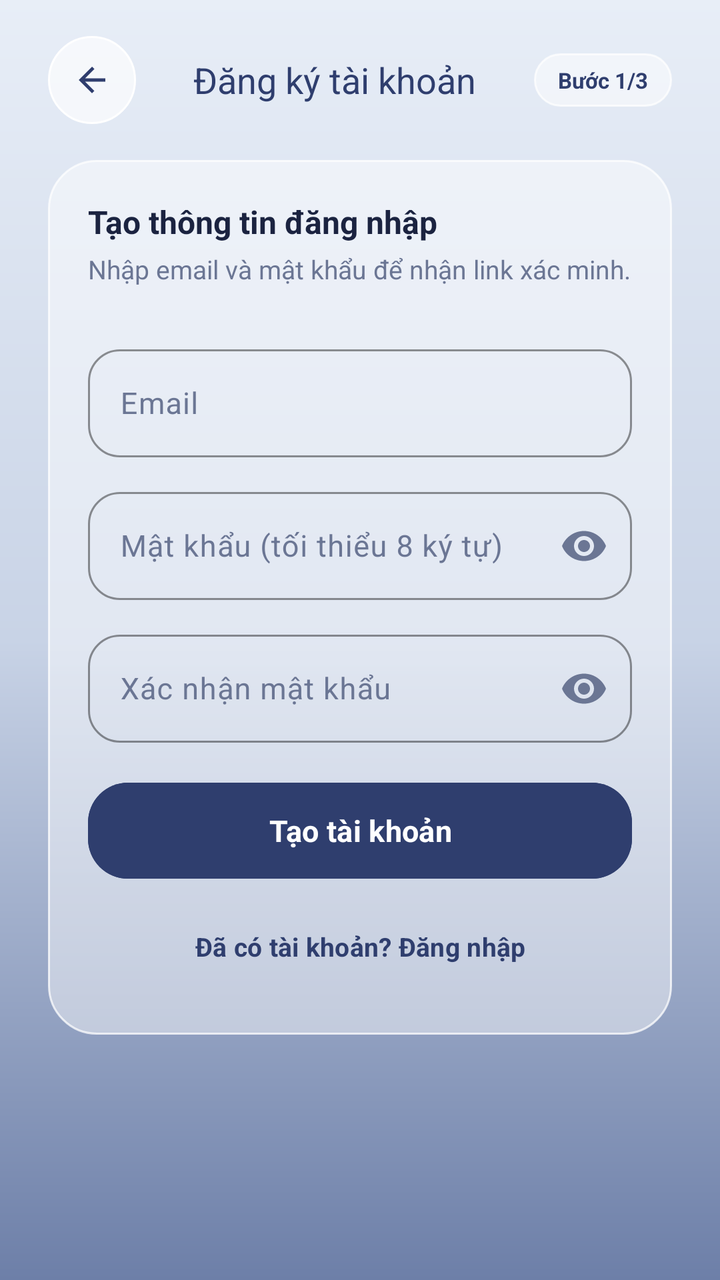
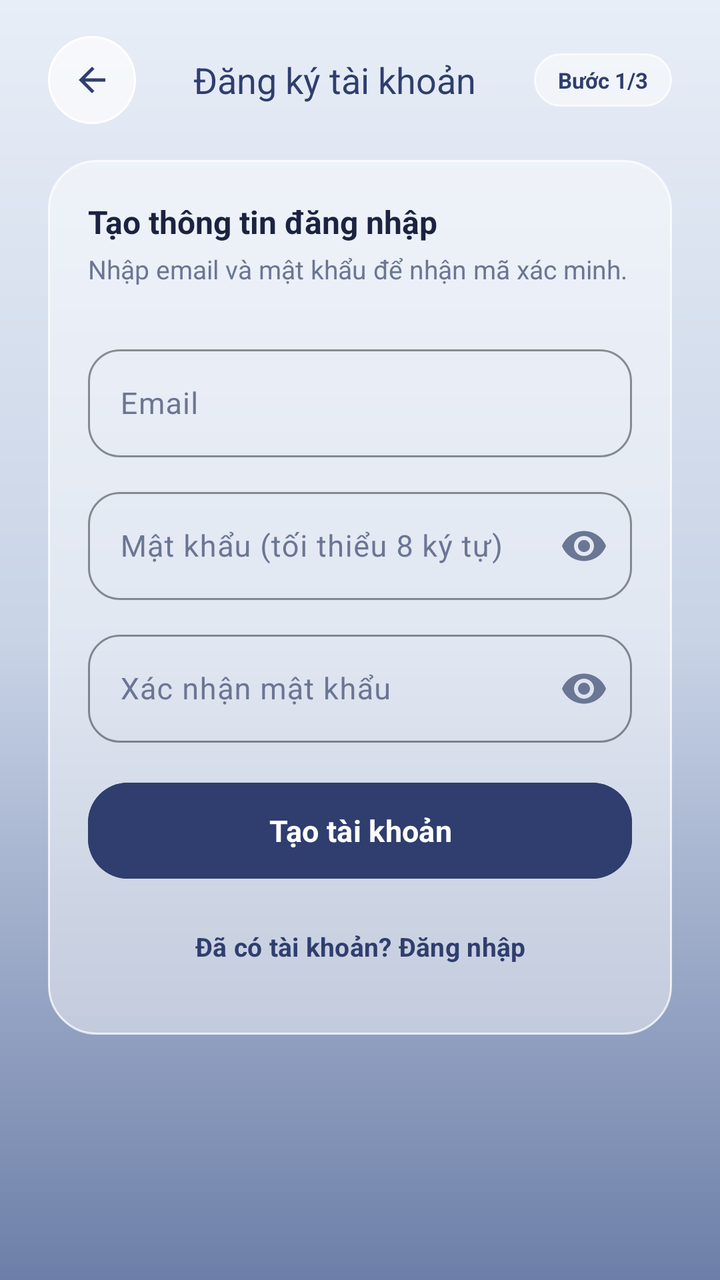

Compare the two renders of this Android layout. The source of the first and the diff that turns it into the second are given below.
<!-- AndroidManifest.xml: application theme Theme.Final_term -->
<!-- res/layout/fragment_register.xml -->
<?xml version="1.0" encoding="utf-8"?>
<ScrollView xmlns:android="http://schemas.android.com/apk/res/android"
    xmlns:app="http://schemas.android.com/apk/res-auto"
    android:layout_width="match_parent"
    android:layout_height="match_parent"
    android:background="@drawable/background_gradient"
    android:fillViewport="true">

    <LinearLayout
        android:layout_width="match_parent"
        android:layout_height="wrap_content"
        android:orientation="vertical"
        android:paddingStart="24dp"
        android:paddingTop="18dp"
        android:paddingEnd="24dp"
        android:paddingBottom="32dp">

        
        <LinearLayout
            android:layout_width="match_parent"
            android:layout_height="wrap_content"
            android:gravity="center_vertical"
            android:orientation="horizontal"
            android:paddingBottom="18dp">

            <FrameLayout
                android:id="@+id/register_back_button"
                android:layout_width="44dp"
                android:layout_height="44dp"
                android:background="@drawable/circle_action_button"
                android:clickable="true"
                android:contentDescription="Quay lại"
                android:elevation="6dp"
                android:focusable="true">

                <ImageView
                    android:layout_width="20dp"
                    android:layout_height="20dp"
                    android:layout_gravity="center"
                    android:src="@drawable/ic_arrow_back"
                    app:tint="@color/navy" />
            </FrameLayout>

            <TextView
                android:layout_width="0dp"
                android:layout_height="wrap_content"
                android:layout_weight="1"
                android:fontFamily="sans-serif-bold"
                android:gravity="center"
                android:text="Đăng ký tài khoản"
                android:textColor="@color/navy"
                android:textSize="18sp" />

            <TextView
                android:id="@+id/register_step_badge"
                android:layout_width="wrap_content"
                android:layout_height="wrap_content"
                android:background="@drawable/glass_pill_bg"
                android:paddingStart="12dp"
                android:paddingTop="6dp"
                android:paddingEnd="12dp"
                android:paddingBottom="6dp"
                android:text="Bước 1/3"
                android:textColor="@color/navy"
                android:textSize="11sp"
                android:textStyle="bold" />
        </LinearLayout>

        
        <LinearLayout
            android:id="@+id/register_form_card"
            android:layout_width="match_parent"
            android:layout_height="wrap_content"
            android:background="@drawable/glass_panel_card"
            android:elevation="8dp"
            android:orientation="vertical"
            android:padding="20dp">

            <TextView
                android:layout_width="wrap_content"
                android:layout_height="wrap_content"
                android:id="@+id/register_form_title"
                android:text="Tạo thông tin đăng nhập"
                android:textColor="@color/ink"
                android:textSize="16sp"
                android:textStyle="bold" />

            <TextView
                android:layout_width="wrap_content"
                android:layout_height="wrap_content"
                android:layout_marginTop="4dp"
                android:layout_marginBottom="14dp"
                android:id="@+id/register_form_hint"
                android:text="Nhập email và mật khẩu để nhận link xác minh."
                android:textColor="@color/ink_muted"
                android:textSize="13sp" />

            <com.google.android.material.textfield.TextInputLayout
                android:id="@+id/register_full_name_field"
                android:visibility="gone"
                style="@style/Widget.Material3.TextInputLayout.OutlinedBox"
                android:layout_width="match_parent"
                android:layout_height="wrap_content"
                android:hint="Họ và tên"
                app:boxCornerRadiusBottomEnd="16dp"
                app:boxCornerRadiusBottomStart="16dp"
                app:boxCornerRadiusTopEnd="16dp"
                app:boxCornerRadiusTopStart="16dp"
                app:boxStrokeColor="@color/navy">

                <com.google.android.material.textfield.TextInputEditText
                    android:id="@+id/register_full_name_input"
                    android:layout_width="match_parent"
                    android:layout_height="54dp"
                    android:inputType="textPersonName|textCapWords"
                    android:textColor="@color/ink"
                    android:textSize="15sp" />
            </com.google.android.material.textfield.TextInputLayout>

            <com.google.android.material.textfield.TextInputLayout
                android:id="@+id/register_email_field"
                style="@style/Widget.Material3.TextInputLayout.OutlinedBox"
                android:layout_width="match_parent"
                android:layout_height="wrap_content"
                android:layout_marginTop="12dp"
                android:hint="Email"
                app:boxCornerRadiusBottomEnd="16dp"
                app:boxCornerRadiusBottomStart="16dp"
                app:boxCornerRadiusTopEnd="16dp"
                app:boxCornerRadiusTopStart="16dp"
                app:boxStrokeColor="@color/navy">

                <com.google.android.material.textfield.TextInputEditText
                    android:id="@+id/register_email_input"
                    android:layout_width="match_parent"
                    android:layout_height="54dp"
                    android:inputType="textEmailAddress"
                    android:textColor="@color/ink"
                    android:textSize="15sp" />
            </com.google.android.material.textfield.TextInputLayout>

            <com.google.android.material.textfield.TextInputLayout
                android:id="@+id/register_phone_field"
                android:visibility="gone"
                style="@style/Widget.Material3.TextInputLayout.OutlinedBox"
                android:layout_width="match_parent"
                android:layout_height="wrap_content"
                android:layout_marginTop="12dp"
                android:hint="Số điện thoại (VD: 0901234567)"
                app:boxCornerRadiusBottomEnd="16dp"
                app:boxCornerRadiusBottomStart="16dp"
                app:boxCornerRadiusTopEnd="16dp"
                app:boxCornerRadiusTopStart="16dp"
                app:boxStrokeColor="@color/navy">

                <com.google.android.material.textfield.TextInputEditText
                    android:id="@+id/register_phone_input"
                    android:layout_width="match_parent"
                    android:layout_height="54dp"
                    android:inputType="phone"
                    android:textColor="@color/ink"
                    android:textSize="15sp" />
            </com.google.android.material.textfield.TextInputLayout>

            <com.google.android.material.textfield.TextInputLayout
                android:id="@+id/register_national_id_field"
                android:visibility="gone"
                style="@style/Widget.Material3.TextInputLayout.OutlinedBox"
                android:layout_width="match_parent"
                android:layout_height="wrap_content"
                android:layout_marginTop="12dp"
                android:hint="Số CCCD (12 chữ số)"
                app:boxCornerRadiusBottomEnd="16dp"
                app:boxCornerRadiusBottomStart="16dp"
                app:boxCornerRadiusTopEnd="16dp"
                app:boxCornerRadiusTopStart="16dp"
                app:boxStrokeColor="@color/navy">

                <com.google.android.material.textfield.TextInputEditText
                    android:id="@+id/register_national_id_input"
                    android:saveEnabled="false"
                    android:layout_width="match_parent"
                    android:layout_height="54dp"
                    android:inputType="number"
                    android:maxLength="12"
                    android:textColor="@color/ink"
                    android:textSize="15sp" />
            </com.google.android.material.textfield.TextInputLayout>

            <com.google.android.material.textfield.TextInputLayout
                android:id="@+id/register_password_field"
                style="@style/Widget.Material3.TextInputLayout.OutlinedBox"
                android:layout_width="match_parent"
                android:layout_height="wrap_content"
                android:layout_marginTop="12dp"
                android:hint="Mật khẩu (tối thiểu 8 ký tự)"
                app:boxCornerRadiusBottomEnd="16dp"
                app:boxCornerRadiusBottomStart="16dp"
                app:boxCornerRadiusTopEnd="16dp"
                app:boxCornerRadiusTopStart="16dp"
                app:boxStrokeColor="@color/navy"
                app:endIconMode="password_toggle">

                <com.google.android.material.textfield.TextInputEditText
                    android:id="@+id/register_password_input"
                    android:saveEnabled="false"
                    android:layout_width="match_parent"
                    android:layout_height="54dp"
                    android:inputType="textPassword"
                    android:textColor="@color/ink"
                    android:textSize="15sp" />
            </com.google.android.material.textfield.TextInputLayout>

            <com.google.android.material.textfield.TextInputLayout
                android:id="@+id/register_confirm_password_field"
                style="@style/Widget.Material3.TextInputLayout.OutlinedBox"
                android:layout_width="match_parent"
                android:layout_height="wrap_content"
                android:layout_marginTop="12dp"
                android:hint="Xác nhận mật khẩu"
                app:boxCornerRadiusBottomEnd="16dp"
                app:boxCornerRadiusBottomStart="16dp"
                app:boxCornerRadiusTopEnd="16dp"
                app:boxCornerRadiusTopStart="16dp"
                app:boxStrokeColor="@color/navy"
                app:endIconMode="password_toggle">

                <com.google.android.material.textfield.TextInputEditText
                    android:id="@+id/register_confirm_password_input"
                    android:saveEnabled="false"
                    android:layout_width="match_parent"
                    android:layout_height="54dp"
                    android:inputType="textPassword"
                    android:textColor="@color/ink"
                    android:textSize="15sp" />
            </com.google.android.material.textfield.TextInputLayout>

            <TextView
                android:id="@+id/register_error_text"
                android:layout_width="match_parent"
                android:layout_height="wrap_content"
                android:layout_marginTop="12dp"
                android:background="@drawable/badge_status_danger"
                android:padding="10dp"
                android:textColor="@color/danger"
                android:textSize="13sp"
                android:visibility="gone" />

            <ProgressBar
                android:id="@+id/register_progress"
                android:layout_width="28dp"
                android:layout_height="28dp"
                android:layout_gravity="center_horizontal"
                android:layout_marginTop="14dp"
                android:indeterminateTint="@color/navy"
                android:visibility="gone" />

            <com.google.android.material.button.MaterialButton
                android:id="@+id/register_submit_button"
                android:layout_width="match_parent"
                android:layout_height="56dp"
                android:layout_marginTop="16dp"
                android:backgroundTint="@color/navy"
                android:text="Tạo tài khoản"
                android:textColor="@color/white"
                android:textSize="15sp"
                android:textStyle="bold"
                app:cornerRadius="20dp" />

            <com.google.android.material.button.MaterialButton
                android:id="@+id/register_resend_email_button"
                style="@style/Widget.Material3.Button.TextButton"
                android:layout_width="match_parent"
                android:layout_height="wrap_content"
                android:text="Gửi lại email"
                android:textColor="@color/navy"
                android:visibility="gone" />

            <com.google.android.material.button.MaterialButton
                android:id="@+id/register_back_to_login_button"
                style="@style/Widget.Material3.Button.TextButton"
                android:layout_width="wrap_content"
                android:layout_height="wrap_content"
                android:layout_gravity="center_horizontal"
                android:layout_marginTop="6dp"
                android:minHeight="48dp"
                android:text="Đã có tài khoản? Đăng nhập"
                android:textColor="@color/navy"
                android:textSize="13sp"
                android:textStyle="bold" />
        </LinearLayout>

        
        <LinearLayout
            android:id="@+id/register_ekyc_card"
            android:layout_width="match_parent"
            android:layout_height="wrap_content"
            android:background="@drawable/glass_panel_card"
            android:elevation="8dp"
            android:orientation="vertical"
            android:padding="22dp"
            android:visibility="gone">

            <TextView
                android:layout_width="wrap_content"
                android:layout_height="wrap_content"
                android:text="Xác thực danh tính eKYC"
                android:textColor="@color/ink"
                android:textSize="17sp"
                android:textStyle="bold" />

            <TextView
                android:layout_width="wrap_content"
                android:layout_height="wrap_content"
                android:layout_marginTop="6dp"
                android:text="Tài khoản của bạn đã được tạo. Vui lòng hoàn tất chụp ảnh CCCD và khuôn mặt để kích hoạt tài khoản và vào trang chủ ngay."
                android:textColor="@color/ink_muted"
                android:textSize="13sp" />

            <com.google.android.material.button.MaterialButton
                android:id="@+id/register_open_ekyc_button"
                android:layout_width="match_parent"
                android:layout_height="56dp"
                android:layout_marginTop="18dp"
                android:backgroundTint="@color/navy"
                android:text="Thực hiện eKYC ngay"
                android:textColor="@color/white"
                android:textSize="15sp"
                android:textStyle="bold"
                app:cornerRadius="20dp" />

            <com.google.android.material.button.MaterialButton
                android:id="@+id/register_sign_out_button"
                style="@style/Widget.Material3.Button.OutlinedButton"
                android:layout_width="match_parent"
                android:layout_height="50dp"
                android:layout_marginTop="10dp"
                android:text="Quay lại đăng nhập"
                android:textColor="@color/navy"
                android:textSize="14sp"
                app:cornerRadius="20dp"
                app:strokeColor="@color/glass_border"
                app:strokeWidth="1dp" />
        </LinearLayout>
    </LinearLayout>
</ScrollView>
<!-- resources referenced by this layout -->
<resources>
  <color name="danger">#FFD8475F</color>
  <color name="glass_border">#BFFFFFFF</color>
  <color name="ink">#FF1B2340</color>
  <color name="ink_muted">#FF6B7694</color>
  <color name="navy">#FF2F3E6E</color>
  <color name="white">#FFFFFFFF</color>
  <!-- drawable background_gradient (drawable) -->
  <?xml version="1.0" encoding="utf-8"?>
  <shape xmlns:android="http://schemas.android.com/apk/res/android">
      <gradient
          android:angle="270"
          android:startColor="#FFE8EEF7"
          android:centerColor="#FFC8D3E6"
          android:endColor="#FF6D7FA8"
          android:type="linear" />
  </shape>
  <!-- drawable badge_status_danger (drawable) -->
  <?xml version="1.0" encoding="utf-8"?>
  <shape xmlns:android="http://schemas.android.com/apk/res/android">
      <corners android:radius="12dp" />
      <solid android:color="@color/danger_bg" />
      <stroke
          android:width="1dp"
          android:color="#4DD8475F" />
  </shape>
  <!-- drawable circle_action_button (drawable) -->
  <?xml version="1.0" encoding="utf-8"?>
  <ripple xmlns:android="http://schemas.android.com/apk/res/android"
      android:color="@color/glass_card_pressed">
      <item>
          <shape android:shape="oval">
              <solid android:color="@color/glass_circle_btn" />
              <stroke
                  android:width="1dp"
                  android:color="@color/white" />
          </shape>
      </item>
  </ripple>
  <!-- drawable glass_panel_card (drawable) -->
  <?xml version="1.0" encoding="utf-8"?>
  <ripple xmlns:android="http://schemas.android.com/apk/res/android"
      android:color="@color/glass_card_pressed">
      <item>
          <shape android:shape="rectangle">
              <corners android:radius="24dp" />
              <solid android:color="@color/glass_card" />
              <stroke
                  android:width="1dp"
                  android:color="@color/glass_border" />
          </shape>
      </item>
  </ripple>
  <!-- drawable glass_pill_bg (drawable) -->
  <?xml version="1.0" encoding="utf-8"?>
  <shape xmlns:android="http://schemas.android.com/apk/res/android"
      android:shape="rectangle">
      <solid android:color="@color/glass_pill" />
      <corners android:radius="999dp" />
      <stroke
          android:width="1dp"
          android:color="@color/glass_border" />
  </shape>
  <!-- drawable ic_arrow_back (drawable) -->
  <vector xmlns:android="http://schemas.android.com/apk/res/android"
      android:width="24dp"
      android:height="24dp"
      android:viewportWidth="24"
      android:viewportHeight="24">
      <path
          android:fillColor="@color/ink"
          android:pathData="M20,11H7.83l5.59,-5.59L12,4l-8,8 8,8 1.41,-1.41L7.83,13H20v-2z" />
  </vector>
  <style name="Theme.Final_term" parent="Base.Theme.Final_term" />
  <color name="danger_bg">#26D8475F</color>
  <color name="glass_card_pressed">#8AFFFFFF</color>
  <color name="glass_circle_btn">#A6FFFFFF</color>
  <color name="glass_card">#73FFFFFF</color>
  <color name="glass_pill">#80FFFFFF</color>
  <color name="slate_blue">#FF5A6C99</color>
  <color name="bg_mist">#FFF4F6FA</color>
  <color name="bg_slate_soft">#FFB9C4DC</color>
  <color name="ink_faint">#FF9AA4BC</color>
  <style name="NimbusSpinnerStyle" parent="Widget.AppCompat.Spinner">
          <item name="android:popupBackground">@drawable/bg_nimbus_dropdown_popup</item>
          <item name="android:dropDownVerticalOffset">6dp</item>
      </style>
  <color name="bg_slate">#FF8D9CC0</color>
  <!-- drawable bg_nimbus_dropdown_popup (drawable) -->
  <?xml version="1.0" encoding="utf-8"?>
  <shape xmlns:android="http://schemas.android.com/apk/res/android"
      android:shape="rectangle">
      <solid android:color="@color/glass_sheet" />
      <corners android:radius="18dp" />
      <stroke
          android:width="1dp"
          android:color="@color/glass_border" />
  </shape>
  <color name="glass_sheet">#F2FFFFFF</color>
  <!-- unchanged entries left out for length: 3 -->
</resources>

<!-- the commit's change to res/layout/fragment_register.xml (unified diff, before → after) -->
@@ -91,7 +91,7 @@
                 android:layout_marginTop="4dp"
                 android:layout_marginBottom="14dp"
                 android:id="@+id/register_form_hint"
-                android:text="Nhập email và mật khẩu để nhận link xác minh."
+                android:text="Nhập email và mật khẩu để nhận mã xác minh."
                 android:textColor="@color/ink_muted"
                 android:textSize="13sp" />
 
@@ -266,15 +266,6 @@
                 android:textSize="15sp"
                 android:textStyle="bold"
                 app:cornerRadius="20dp" />
-
-            <com.google.android.material.button.MaterialButton
-                android:id="@+id/register_resend_email_button"
-                style="@style/Widget.Material3.Button.TextButton"
-                android:layout_width="match_parent"
-                android:layout_height="wrap_content"
-                android:text="Gửi lại email"
-                android:textColor="@color/navy"
-                android:visibility="gone" />
 
             <com.google.android.material.button.MaterialButton
                 android:id="@+id/register_back_to_login_button"
